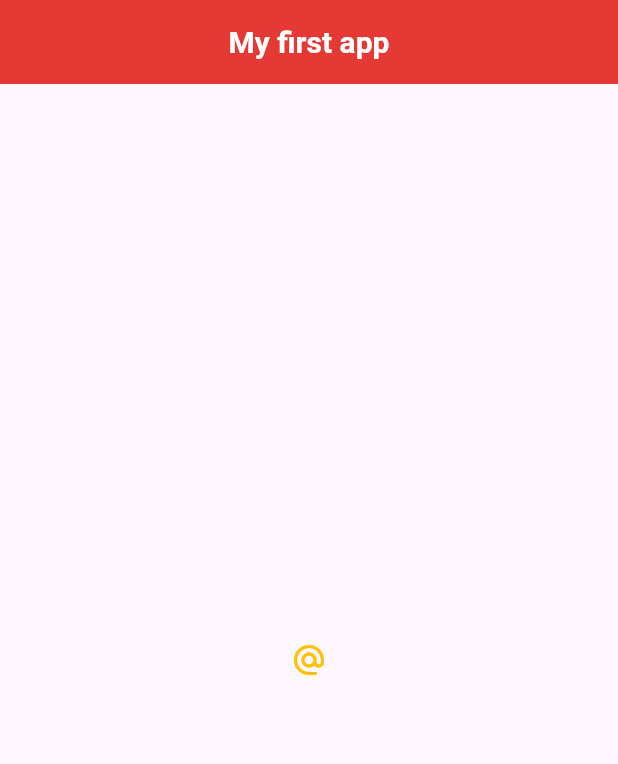
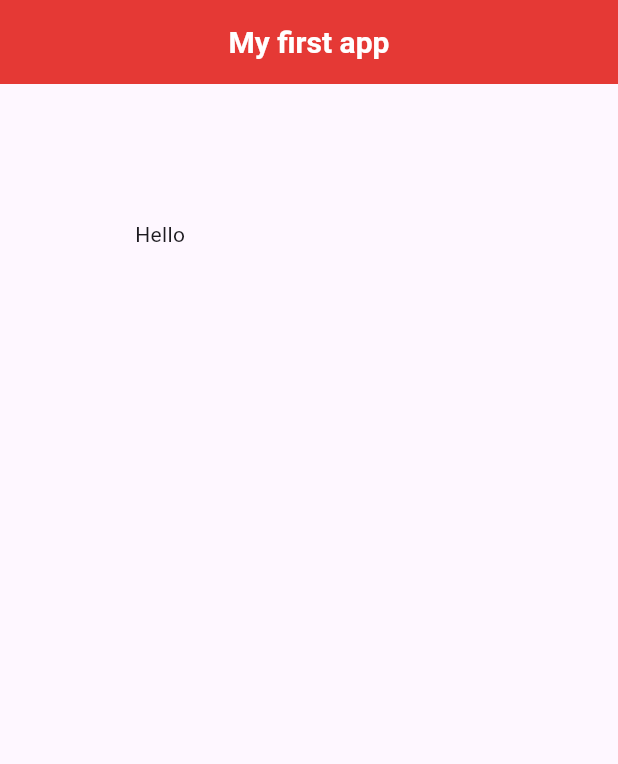
Before and after one commit to MungaiKeren/flutter_application_1, a Flutter app: the screen it shows after launch, on a phone screen of 412 x 824 dp. Shown: the top 764 px of the screen. Run offline on Flutter 3.47's test engine with Material 3 defaults, Android fonts, the phone set to English and light mode, and no system bars.

Commit message:
Update main.dart with padding and text changes

```diff
--- a/lib/main.dart
+++ b/lib/main.dart
@@ -23,14 +23,9 @@ class Home extends StatelessWidget {
         centerTitle: true,
         backgroundColor: Colors.red[600],
       ),
-      body: Center(
-        child: IconButton(
-          onPressed:  () {
-            print("Clicked");
-          },
-          icon: Icon(Icons.alternate_email),
-          color: Colors.amber,
-        )
+      body: Padding(
+        padding: EdgeInsets.all(90),
+        child: Text("Hello"),
       ),
       floatingActionButton: FloatingActionButton(
         onPressed: () {
```
